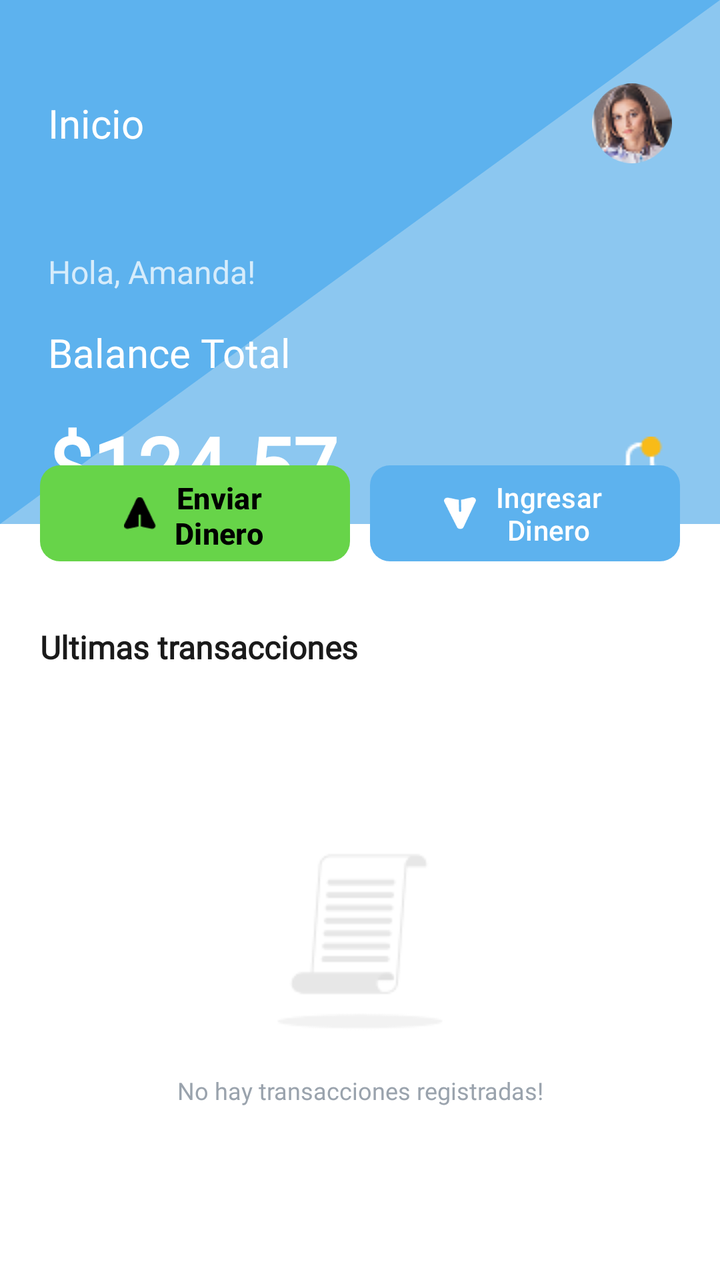
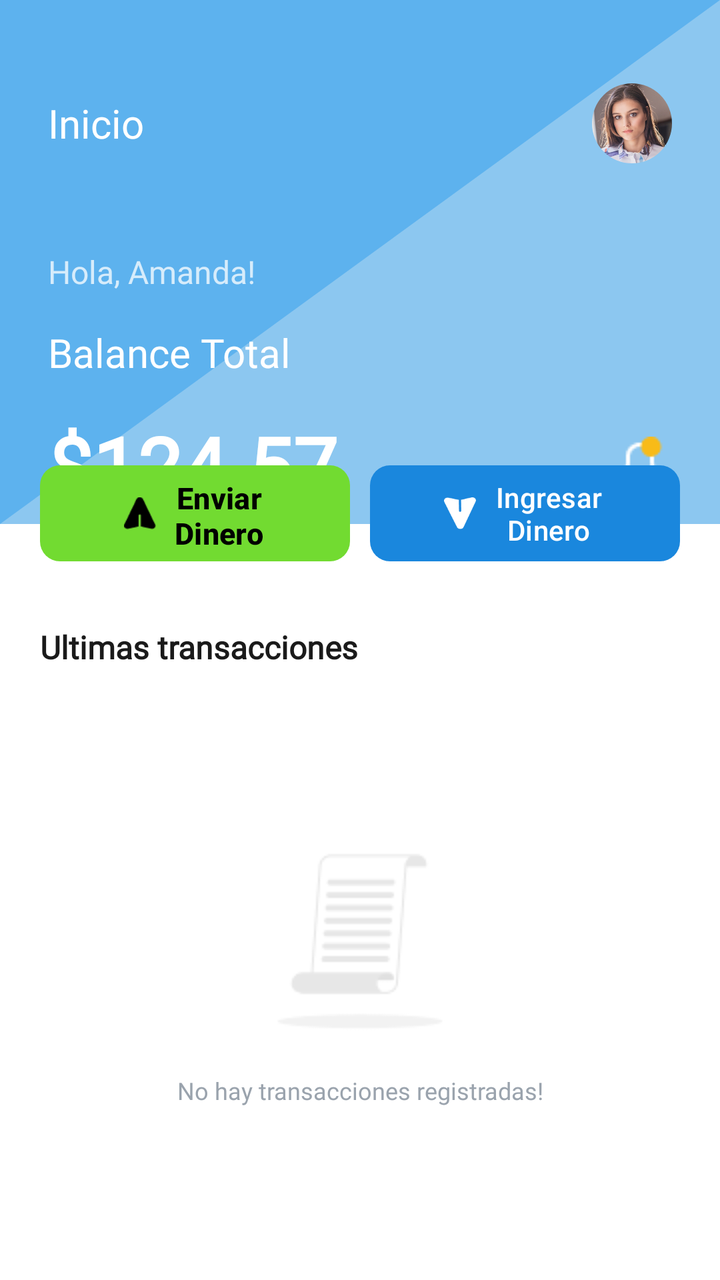

Two renders of the same Android screen: before a commit and after it. Below are the layout's source before the change and the commit's diff.
<!-- AndroidManifest.xml: application theme Theme.ProyectoAlkeWallet -->
<!-- res/layout/activity_home.xml -->
<?xml version="1.0" encoding="utf-8"?>
<androidx.constraintlayout.widget.ConstraintLayout xmlns:android="http://schemas.android.com/apk/res/android"
    xmlns:app="http://schemas.android.com/apk/res-auto"
    xmlns:tools="http://schemas.android.com/tools"
    android:id="@+id/main"
    android:layout_width="match_parent"
    android:layout_height="match_parent"
    android:background="@android:color/white"
    tools:context=".Home">


    <androidx.constraintlayout.widget.Guideline
        android:id="@+id/guideline_header"
        android:layout_width="wrap_content"
        android:layout_height="wrap_content"
        android:orientation="horizontal"
        app:layout_constraintGuide_percent="0.32" />

    <View
        android:id="@+id/header_background"
        android:layout_width="0dp"
        android:layout_height="262dp"
        android:background="@drawable/bg_diagonal"
        app:layout_constraintBottom_toTopOf="@id/guideline_header"
        app:layout_constraintEnd_toEndOf="parent"
        app:layout_constraintHorizontal_bias="0.0"
        app:layout_constraintStart_toStartOf="parent"
        app:layout_constraintTop_toTopOf="parent"
        app:layout_constraintVertical_bias="0.0" />

    <TextView
        android:id="@+id/tv_title"
        android:layout_width="wrap_content"
        android:layout_height="wrap_content"
        android:layout_marginStart="24dp"
        android:layout_marginTop="48dp"
        android:fontFamily="@font/jua"
        android:text="@string/inicio"
        android:textColor="@android:color/white"
        android:textSize="20sp"
        app:layout_constraintStart_toStartOf="parent"
        app:layout_constraintTop_toTopOf="@id/header_background" />

    <com.google.android.material.imageview.ShapeableImageView
        android:id="@+id/iv_avatar"
        android:layout_width="40dp"
        android:layout_height="40dp"
        android:layout_marginEnd="24dp"
        android:clickable="true"
        android:contentDescription="@string/abrir_perfil"
        android:focusable="true"
        android:foreground="?attr/selectableItemBackgroundBorderless"
        android:scaleType="centerCrop"
        android:src="@drawable/img_avatar"
        app:layout_constraintBottom_toBottomOf="@id/tv_title"
        app:layout_constraintEnd_toEndOf="parent"
        app:layout_constraintTop_toTopOf="@id/tv_title"
        app:shapeAppearanceOverlay="@style/CircleImageView" />

    <TextView
        android:id="@+id/tv_greeting"
        android:layout_width="wrap_content"
        android:layout_height="wrap_content"
        android:layout_marginTop="50dp"
        android:alpha="0.75"
        android:fontFamily="@font/jua"
        android:text="@string/hola_amanda"
        android:textColor="@android:color/white"
        android:textSize="16sp"
        app:layout_constraintStart_toStartOf="@id/tv_title"
        app:layout_constraintTop_toBottomOf="@id/tv_title" />

    <TextView
        android:id="@+id/tv_balance_label"
        android:layout_width="wrap_content"
        android:layout_height="wrap_content"
        android:layout_marginTop="16dp"
        android:fontFamily="@font/jua"
        android:text="@string/balance_total"
        android:textColor="@android:color/white"
        android:textSize="20sp"
        app:layout_constraintStart_toStartOf="@id/tv_title"
        app:layout_constraintTop_toBottomOf="@id/tv_greeting" />

    <TextView
        android:id="@+id/tv_balance"
        android:layout_width="wrap_content"
        android:layout_height="wrap_content"
        android:layout_marginTop="16dp"
        android:fontFamily="@font/jua"
        android:text="@string/balance_actual"
        android:textColor="@android:color/white"
        android:textSize="40sp"
        android:textStyle="bold"
        app:layout_constraintStart_toStartOf="@id/tv_title"
        app:layout_constraintTop_toBottomOf="@id/tv_balance_label" />

    <ImageView
        android:id="@+id/iv_notifications"
        android:layout_width="28dp"
        android:layout_height="28dp"
        android:layout_marginEnd="28dp"
        android:contentDescription="@string/notificaciones"
        app:layout_constraintBottom_toBottomOf="@id/tv_balance"
        app:layout_constraintEnd_toEndOf="parent"
        app:layout_constraintTop_toTopOf="@id/tv_balance"
        app:tint="@android:color/white" />

    <View
        android:id="@+id/badge_notifications"
        android:layout_width="24dp"
        android:layout_height="26dp"
        android:background="@drawable/ic_notification"
        app:layout_constraintEnd_toEndOf="@id/iv_notifications"
        app:layout_constraintTop_toTopOf="@id/iv_notifications" />


    <com.google.android.material.button.MaterialButton
        android:id="@+id/btn_send"
        android:layout_width="0dp"
        android:layout_height="56dp"
        android:layout_marginStart="20dp"
        android:layout_marginTop="24dp"
        android:text="@string/enviar_dinero"
        android:textColor="@android:color/black"
        android:textSize="15sp"
        android:textStyle="bold"
        app:backgroundTint="@color/action_green"
        app:cornerRadius="10dp"
        app:icon="@drawable/img_send"
        app:iconGravity="textStart"
        app:iconSize="16dp"
        app:iconTint="@android:color/black"
        app:layout_constraintEnd_toStartOf="@id/btn_receive"
        app:layout_constraintHorizontal_chainStyle="spread_inside"
        app:layout_constraintStart_toStartOf="parent"
        app:layout_constraintTop_toTopOf="@id/guideline_header" />

    <com.google.android.material.button.MaterialButton
        android:id="@+id/btn_receive"
        android:layout_width="0dp"
        android:layout_height="56dp"
        android:layout_marginStart="10dp"
        android:layout_marginEnd="20dp"
        android:text="@string/ingresar_dinero"
        android:textColor="@android:color/white"
        android:textSize="14sp"
        app:backgroundTint="@color/action_blue"
        app:cornerRadius="10dp"
        app:icon="@drawable/img_receiver"
        app:iconGravity="textStart"
        app:iconSize="16dp"
        app:iconTint="@android:color/white"
        app:layout_constraintBottom_toBottomOf="@id/btn_send"
        app:layout_constraintEnd_toEndOf="parent"
        app:layout_constraintStart_toEndOf="@id/btn_send"
        app:layout_constraintTop_toTopOf="@id/btn_send" />


    <TextView
        android:id="@+id/tv_transactions_title"
        android:layout_width="wrap_content"
        android:layout_height="wrap_content"
        android:layout_marginStart="20dp"
        android:layout_marginTop="28dp"
        android:fontFamily="@font/jua"
        android:text="@string/ultimas_transacciones"
        android:textColor="#1A1A1A"
        android:textSize="16sp"
        android:textStyle="bold"
        app:layout_constraintStart_toStartOf="parent"
        app:layout_constraintTop_toBottomOf="@id/btn_send" />

    <ImageView
        android:id="@+id/iv_empty"
        android:layout_width="100dp"
        android:layout_height="100dp"
        android:contentDescription="@string/sin_transacciones"
        android:src="@drawable/empty_list"
        android:visibility="visible"
        app:layout_constraintBottom_toTopOf="@id/tv_empty"
        app:layout_constraintEnd_toEndOf="parent"
        app:layout_constraintStart_toStartOf="parent"
        app:layout_constraintTop_toBottomOf="@id/tv_transactions_title"
        app:layout_constraintVertical_chainStyle="packed" />

    <TextView
        android:id="@+id/tv_empty"
        android:layout_width="wrap_content"
        android:layout_height="wrap_content"
        android:layout_marginTop="16dp"
        android:fontFamily="@font/jua"
        android:text="@string/no_hay_transacciones_registradas"
        android:textColor="#9AA3AD"
        android:textSize="12sp"
        android:visibility="visible"
        app:layout_constraintBottom_toBottomOf="parent"
        app:layout_constraintEnd_toEndOf="parent"
        app:layout_constraintStart_toStartOf="parent"
        app:layout_constraintTop_toBottomOf="@id/iv_empty" />

    <ScrollView
        android:id="@+id/scroll_transactions"
        android:layout_width="0dp"
        android:layout_height="0dp"
        android:layout_marginStart="20dp"
        android:layout_marginTop="16dp"
        android:layout_marginEnd="20dp"
        android:fillViewport="false"
        android:visibility="gone"
        app:layout_constraintTop_toBottomOf="@id/tv_transactions_title"
        app:layout_constraintStart_toStartOf="parent"
        app:layout_constraintEnd_toEndOf="parent"
        app:layout_constraintBottom_toBottomOf="parent">

        <LinearLayout
            android:layout_width="match_parent"
            android:layout_height="wrap_content"
            android:orientation="vertical"
            android:paddingBottom="24dp">


            <LinearLayout
                android:layout_width="match_parent"
                android:layout_height="60dp"
                android:gravity="center_vertical"
                android:orientation="horizontal">

                <FrameLayout
                    android:layout_width="40dp"
                    android:layout_height="40dp">

                    <com.google.android.material.imageview.ShapeableImageView
                        android:layout_width="40dp"
                        android:layout_height="40dp"
                        android:layout_gravity="center"
                        android:scaleType="centerCrop"
                        android:src="@drawable/img_user_yara"
                        app:shapeAppearanceOverlay="@style/CircleImageView" />

                    <FrameLayout
                        android:layout_width="18dp"
                        android:layout_height="18dp"
                        android:layout_gravity="bottom|end"
                        android:background="@drawable/bg_transaction_badge"
                        android:padding="4dp">

                        <ImageView
                            android:layout_width="10dp"
                            android:layout_height="10dp"
                            android:src="@drawable/img_send"
                            app:tint="@color/badge_yellow" />

                    </FrameLayout>

                </FrameLayout>

                <LinearLayout
                    android:layout_width="0dp"
                    android:layout_height="wrap_content"
                    android:layout_marginStart="16dp"
                    android:layout_weight="1"
                    android:orientation="vertical">

                    <TextView
                        android:layout_width="wrap_content"
                        android:layout_height="wrap_content"
                        android:fontFamily="@font/jua"
                        android:text="@string/yara_khalil"
                        android:textColor="#1A1A1A"
                        android:textSize="14sp" />

                    <TextView
                        android:layout_width="wrap_content"
                        android:layout_height="wrap_content"
                        android:layout_marginTop="4dp"
                        android:fontFamily="@font/jua"
                        android:text="@string/fecha_transaccion_yara"
                        android:textColor="#9AA3AD"
                        android:textSize="12sp" />

                </LinearLayout>

                <TextView
                    android:layout_width="wrap_content"
                    android:layout_height="wrap_content"
                    android:fontFamily="@font/jua"
                    android:text="@string/monto_transaccion_yara"
                    android:textColor="#111111"
                    android:textSize="16sp"
                    android:textStyle="bold" />

            </LinearLayout>

            <LinearLayout
                android:layout_width="match_parent"
                android:layout_height="60dp"
                android:gravity="center_vertical"
                android:orientation="horizontal">

                <FrameLayout
                    android:layout_width="40dp"
                    android:layout_height="40dp">

                    <com.google.android.material.imageview.ShapeableImageView
                        android:layout_width="40dp"
                        android:layout_height="40dp"
                        android:layout_gravity="center"
                        android:scaleType="centerCrop"
                        android:src="@drawable/img_user_sara"
                        app:shapeAppearanceOverlay="@style/CircleImageView" />

                    <FrameLayout
                        android:layout_width="18dp"
                        android:layout_height="18dp"
                        android:layout_gravity="bottom|end"
                        android:background="@drawable/bg_transaction_badge"
                        android:padding="4dp">

                        <ImageView
                            android:layout_width="10dp"
                            android:layout_height="10dp"
                            android:src="@drawable/img_receiver"
                            app:tint="@color/action_blue" />

                    </FrameLayout>

                </FrameLayout>

                <LinearLayout
                    android:layout_width="0dp"
                    android:layout_height="wrap_content"
                    android:layout_marginStart="16dp"
                    android:layout_weight="1"
                    android:orientation="vertical">

                    <TextView
                        android:layout_width="wrap_content"
                        android:layout_height="wrap_content"
                        android:fontFamily="@font/jua"
                        android:text="@string/sara_ibrahim"
                        android:textColor="#1A1A1A"
                        android:textSize="14sp" />

                    <TextView
                        android:layout_width="wrap_content"
                        android:layout_height="wrap_content"
                        android:layout_marginTop="4dp"
                        android:fontFamily="@font/jua"
                        android:text="@string/fecha_transaccion_sara"
                        android:textColor="#9AA3AD"
                        android:textSize="12sp" />

                </LinearLayout>

                <TextView
                    android:layout_width="wrap_content"
                    android:layout_height="wrap_content"
                    android:fontFamily="@font/jua"
                    android:text="@string/monto_transaccion_sara"
                    android:textColor="#111111"
                    android:textSize="16sp"
                    android:textStyle="bold" />

            </LinearLayout>

            <LinearLayout
                android:layout_width="match_parent"
                android:layout_height="60dp"
                android:gravity="center_vertical"
                android:orientation="horizontal">

                <FrameLayout
                    android:layout_width="40dp"
                    android:layout_height="40dp">

                    <com.google.android.material.imageview.ShapeableImageView
                        android:layout_width="40dp"
                        android:layout_height="40dp"
                        android:layout_gravity="center"
                        android:scaleType="centerCrop"
                        android:src="@drawable/img_user_ahmad"
                        app:shapeAppearanceOverlay="@style/CircleImageView" />

                    <FrameLayout
                        android:layout_width="18dp"
                        android:layout_height="18dp"
                        android:layout_gravity="bottom|end"
                        android:background="@drawable/bg_transaction_badge"
                        android:padding="4dp">

                        <ImageView
                            android:layout_width="10dp"
                            android:layout_height="10dp"
                            android:src="@drawable/img_receiver"
                            app:tint="@color/action_blue" />

                    </FrameLayout>

                </FrameLayout>

                <LinearLayout
                    android:layout_width="0dp"
                    android:layout_height="wrap_content"
                    android:layout_marginStart="16dp"
                    android:layout_weight="1"
                    android:orientation="vertical">

                    <TextView
                        android:layout_width="wrap_content"
                        android:layout_height="wrap_content"
                        android:fontFamily="@font/jua"
                        android:text="@string/ahmad_ibrahim"
                        android:textColor="#1A1A1A"
                        android:textSize="14sp" />

                    <TextView
                        android:layout_width="wrap_content"
                        android:layout_height="wrap_content"
                        android:layout_marginTop="4dp"
                        android:fontFamily="@font/jua"
                        android:text="@string/fecha_transaccion_ahmad"
                        android:textColor="#9AA3AD"
                        android:textSize="12sp" />

                </LinearLayout>

                <TextView
                    android:layout_width="wrap_content"
                    android:layout_height="wrap_content"
                    android:fontFamily="@font/jua"
                    android:text="@string/monto_transaccion_ahmad"
                    android:textColor="#111111"
                    android:textSize="16sp"
                    android:textStyle="bold" />

            </LinearLayout>

            <LinearLayout
                android:layout_width="match_parent"
                android:layout_height="60dp"
                android:gravity="center_vertical"
                android:orientation="horizontal">

                <FrameLayout
                    android:layout_width="40dp"
                    android:layout_height="40dp">

                    <com.google.android.material.imageview.ShapeableImageView
                        android:layout_width="40dp"
                        android:layout_height="40dp"
                        android:layout_gravity="center"
                        android:scaleType="centerCrop"
                        android:src="@drawable/img_user_reem"
                        app:shapeAppearanceOverlay="@style/CircleImageView" />

                    <FrameLayout
                        android:layout_width="18dp"
                        android:layout_height="18dp"
                        android:layout_gravity="bottom|end"
                        android:background="@drawable/bg_transaction_badge"
                        android:padding="4dp">

                        <ImageView
                            android:layout_width="10dp"
                            android:layout_height="10dp"
                            android:src="@drawable/img_send"
                            app:tint="@color/badge_yellow" />

                    </FrameLayout>

                </FrameLayout>

                <LinearLayout
                    android:layout_width="0dp"
                    android:layout_height="wrap_content"
                    android:layout_marginStart="16dp"
                    android:layout_weight="1"
                    android:orientation="vertical">

                    <TextView
                        android:layout_width="wrap_content"
                        android:layout_height="wrap_content"
                        android:fontFamily="@font/jua"
                        android:text="@string/reem_khaled"
                        android:textColor="#1A1A1A"
                        android:textSize="14sp" />

                    <TextView
                        android:layout_width="wrap_content"
                        android:layout_height="wrap_content"
                        android:layout_marginTop="4dp"
                        android:fontFamily="@font/jua"
                        android:text="@string/fecha_transaccion_reem"
                        android:textColor="#9AA3AD"
                        android:textSize="12sp" />

                </LinearLayout>

                <TextView
                    android:layout_width="wrap_content"
                    android:layout_height="wrap_content"
                    android:fontFamily="@font/jua"
                    android:text="@string/monto_transaccion_reem"
                    android:textColor="#111111"
                    android:textSize="16sp"
                    android:textStyle="bold" />

            </LinearLayout>

            <LinearLayout
                android:layout_width="match_parent"
                android:layout_height="60dp"
                android:gravity="center_vertical"
                android:orientation="horizontal">

                <FrameLayout
                    android:layout_width="40dp"
                    android:layout_height="40dp">

                    <com.google.android.material.imageview.ShapeableImageView
                        android:layout_width="40dp"
                        android:layout_height="40dp"
                        android:layout_gravity="center"
                        android:scaleType="centerCrop"
                        android:src="@drawable/img_user_hiba"
                        app:shapeAppearanceOverlay="@style/CircleImageView" />

                    <FrameLayout
                        android:layout_width="18dp"
                        android:layout_height="18dp"
                        android:layout_gravity="bottom|end"
                        android:background="@drawable/bg_transaction_badge"
                        android:padding="4dp">

                        <ImageView
                            android:layout_width="10dp"
                            android:layout_height="10dp"
                            android:src="@drawable/img_receiver"
                            app:tint="@color/action_blue" />

                    </FrameLayout>

                </FrameLayout>

                <LinearLayout
                    android:layout_width="0dp"
                    android:layout_height="wrap_content"
                    android:layout_marginStart="16dp"
                    android:layout_weight="1"
                    android:orientation="vertical">

                    <TextView
                        android:layout_width="wrap_content"
                        android:layout_height="wrap_content"
                        android:fontFamily="@font/jua"
                        android:text="@string/hiba_saleh"
                        android:textColor="#1A1A1A"
                        android:textSize="14sp" />

                    <TextView
                        android:layout_width="wrap_content"
                        android:layout_height="wrap_content"
                        android:layout_marginTop="4dp"
                        android:fontFamily="@font/jua"
                        android:text="@string/fecha_transaccion_hiba"
                        android:textColor="#9AA3AD"
                        android:textSize="12sp" />

                </LinearLayout>

                <TextView
                    android:layout_width="wrap_content"
                    android:layout_height="wrap_content"
                    android:fontFamily="@font/jua"
                    android:text="@string/monto_transaccion_hiba"
                    android:textColor="#111111"
                    android:textSize="16sp"
                    android:textStyle="bold" />

            </LinearLayout>

        </LinearLayout>

    </ScrollView>



</androidx.constraintlayout.widget.ConstraintLayout>
<!-- resources referenced by this layout -->
<resources>
  <color name="action_blue">#5DB2EE</color>
  <color name="action_green">#67D449</color>
  <color name="badge_yellow">#FFC629</color>
  <!-- drawable bg_diagonal (drawable) -->
  <?xml version="1.0" encoding="utf-8"?>
  <vector xmlns:android="http://schemas.android.com/apk/res/android"
      android:width="360dp"
      android:height="200dp"
      android:viewportWidth="360"
      android:viewportHeight="200">
  
      
      <path
          android:pathData="M0,0 L360,0 L360,200 L0,200 Z"
          android:fillColor="@color/diagonal_light" />
  
      
      <path
          android:pathData="M0,0 L360,0 L0,200 Z"
          android:fillColor="@color/diagonal_dark" />
  </vector>
  <!-- drawable bg_transaction_badge (drawable) -->
  <?xml version="1.0" encoding="utf-8"?>
  <shape xmlns:android="http://schemas.android.com/apk/res/android"
      android:shape="oval">
  
      <solid android:color="@android:color/white" />
  
  </shape>
  <!-- drawable empty_list: png bitmap (drawable, 1788 bytes) -->
  <!-- drawable ic_notification: png bitmap (drawable, 419 bytes) -->
  <!-- drawable img_avatar: png bitmap (drawable, 4385 bytes) -->
  <!-- drawable img_receiver: png bitmap (drawable, 880 bytes) -->
  <!-- drawable img_send: png bitmap (drawable, 462 bytes) -->
  <!-- drawable img_user_ahmad: png bitmap (drawable, 3692 bytes) -->
  <!-- drawable img_user_hiba: png bitmap (drawable, 4328 bytes) -->
  <!-- drawable img_user_reem: png bitmap (drawable, 4806 bytes) -->
  <!-- drawable img_user_sara: png bitmap (drawable, 4474 bytes) -->
  <!-- drawable img_user_yara: png bitmap (drawable, 2659 bytes) -->
  <string name="abrir_perfil">Abrir perfil</string>
  <string name="ahmad_ibrahim">Ahmad Ibrahim</string>
  <string name="balance_actual">$124.57</string>
  <string name="balance_total">Balance Total</string>
  <string name="enviar_dinero">Enviar Dinero</string>
  <string name="fecha_transaccion_ahmad">Oct 11, 01:19 AM</string>
  <string name="fecha_transaccion_hiba">Oct 04, 05:45 AM</string>
  <string name="fecha_transaccion_reem">Oct 07, 09:10 PM</string>
  <string name="fecha_transaccion_sara">Oct 12, 02:13 PM</string>
  <string name="fecha_transaccion_yara">Oct 14, 10:24 AM</string>
  <string name="hiba_saleh">Hiba Saleh</string>
  <string name="hola_amanda">Hola, Amanda!</string>
  <string name="ingresar_dinero">Ingresar Dinero</string>
  <string name="inicio">Inicio</string>
  <string name="monto_transaccion_ahmad">+$12.40</string>
  <string name="monto_transaccion_hiba">+$09.00</string>
  <string name="monto_transaccion_reem">-$21.30</string>
  <string name="monto_transaccion_sara">+$20.50</string>
  <string name="monto_transaccion_yara">-$15.00</string>
  <string name="no_hay_transacciones_registradas">No hay transacciones registradas!</string>
  <string name="notificaciones">Notificaciones</string>
  <string name="reem_khaled">Reem Khaled</string>
  <string name="sara_ibrahim">Sara Ibrahim</string>
  <string name="sin_transacciones">Sin transacciones</string>
  <string name="ultimas_transacciones">Ultimas transacciones</string>
  <string name="yara_khalil">Yara Khalil</string>
  <style name="CircleImageView">
          <item name="cornerFamily">rounded</item>
          <item name="cornerSize">50%</item>
      </style>
  <style name="Theme.ProyectoAlkeWallet" parent="Base.Theme.ProyectoAlkeWallet" />
  <color name="diagonal_light">#8CC7F0</color>
  <color name="diagonal_dark">#5DB2EE</color>
  <style name="Base.Theme.ProyectoAlkeWallet" parent="Theme.Material3.DayNight.NoActionBar">
          
          
      </style>
</resources>

<!-- the commit's change to res/layout/activity_home.xml (unified diff, before → after) -->
@@ -51,7 +51,7 @@
         android:focusable="true"
         android:foreground="?attr/selectableItemBackgroundBorderless"
         android:scaleType="centerCrop"
-        android:src="@drawable/img_avatar"
+        android:src="@drawable/img_avatar_profile"
         app:layout_constraintBottom_toBottomOf="@id/tv_title"
         app:layout_constraintEnd_toEndOf="parent"
         app:layout_constraintTop_toTopOf="@id/tv_title"
<!-- resource entries referenced after the edit -->
@@ -1,7 +1,7 @@
 <!-- resources referenced by this layout -->
 <resources>
-  <color name="action_blue">#5DB2EE</color>
-  <color name="action_green">#67D449</color>
+  <color name="action_blue">#1A87DD</color>
+  <color name="action_green">#72DB31</color>
   <color name="badge_yellow">#FFC629</color>
   <!-- drawable bg_diagonal (drawable) -->
   <?xml version="1.0" encoding="utf-8"?>
@@ -31,7 +31,7 @@
   </shape>
   <!-- drawable empty_list: png bitmap (drawable, 1788 bytes) -->
   <!-- drawable ic_notification: png bitmap (drawable, 419 bytes) -->
-  <!-- drawable img_avatar: png bitmap (drawable, 4385 bytes) -->
+  <!-- drawable img_avatar_profile: png bitmap (drawable, 108030 bytes) -->
   <!-- drawable img_receiver: png bitmap (drawable, 880 bytes) -->
   <!-- drawable img_send: png bitmap (drawable, 462 bytes) -->
   <!-- drawable img_user_ahmad: png bitmap (drawable, 3692 bytes) -->
